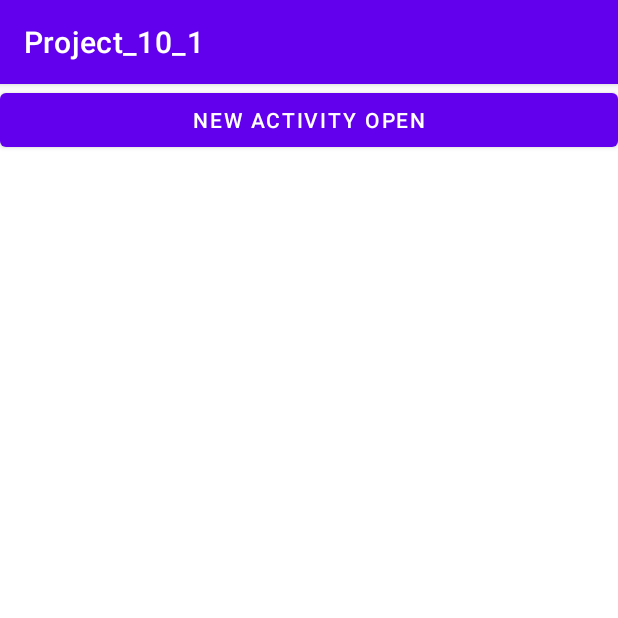
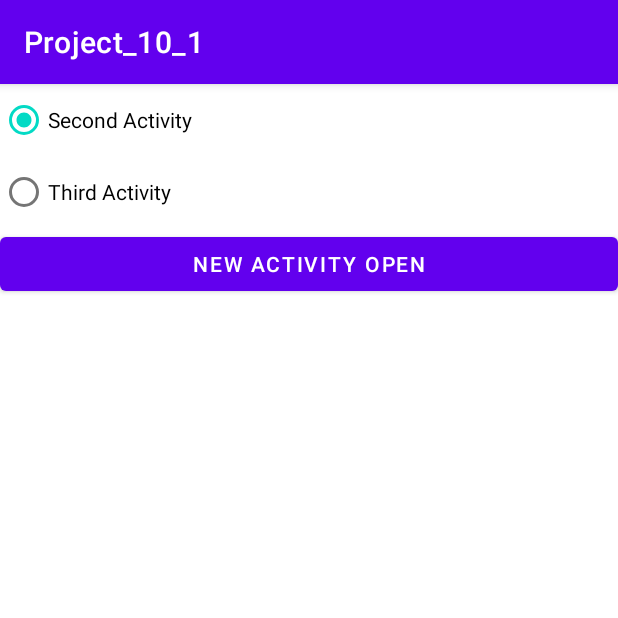
Before and after one commit to won-hyw/Project_10_1, an Android app: the screen it shows after launch (MainActivity), on a phone screen of 412 x 824 dp, the top half of it. Run offline under Robolectric (Android 15) with nearby library versions, the phone set to English and light mode, and no system bars.

```diff
--- a/app/src/main/AndroidManifest.xml
+++ b/app/src/main/AndroidManifest.xml
@@ -9,7 +9,8 @@
         android:roundIcon="@mipmap/ic_launcher_round"
         android:supportsRtl="true"
         android:theme="@style/Theme.Project_10_1">
-        <activity android:name=".SecondActivity"></activity>
+        <activity android:name=".ThirdActivity"></activity>
+        <activity android:name=".SecondActivity" />
         <activity android:name=".MainActivity">
             <intent-filter>
                 <action android:name="android.intent.action.MAIN" />
--- a/app/src/main/res/layout/activity_main.xml
+++ b/app/src/main/res/layout/activity_main.xml
@@ -7,6 +7,22 @@
     android:orientation="vertical"
     tools:context=".MainActivity">
 
+    <RadioGroup
+        android:id="@+id/rg"
+        android:layout_width="wrap_content"
+        android:layout_height="wrap_content">
+        <RadioButton
+            android:id="@+id/radio_second"
+            android:layout_width="wrap_content"
+            android:layout_height="wrap_content"
+            android:checked="true"
+            android:text="Second Activity"/>
+        <RadioButton
+            android:id="@+id/radio_third"
+            android:layout_width="wrap_content"
+            android:layout_height="wrap_content"
+            android:text="Third Activity"/>
+    </RadioGroup>
     <Button
         android:id="@+id/btn_open"
         android:layout_width="match_parent"
--- a/app/src/main/res/layout/activity_second.xml
+++ b/app/src/main/res/layout/activity_second.xml
@@ -4,6 +4,7 @@
     xmlns:tools="http://schemas.android.com/tools"
     android:layout_width="match_parent"
     android:layout_height="match_parent"
+    android:background="#00ff00"
     android:orientation="vertical"
     tools:context=".SecondActivity">
 
```
Also changed, not shown: app/src/main/java/kr/hs/emirim/w2019/project_10_1/ThirdActivity.java (added, +14 -0 lines), app/src/main/res/layout/activity_third.xml (added, +9 -0 lines).
